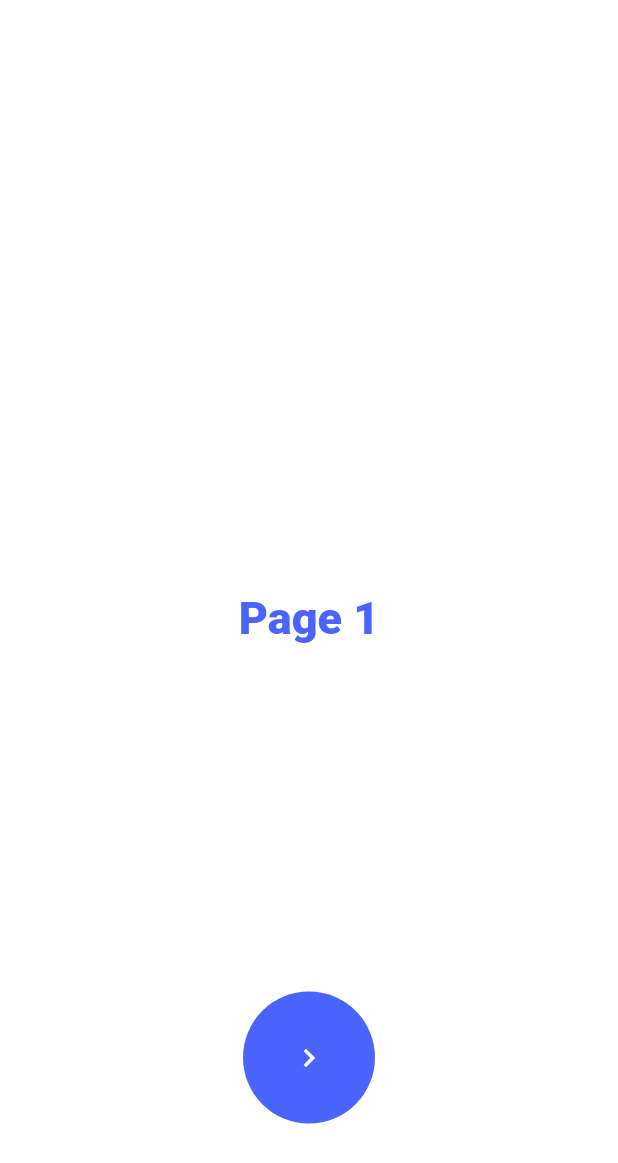
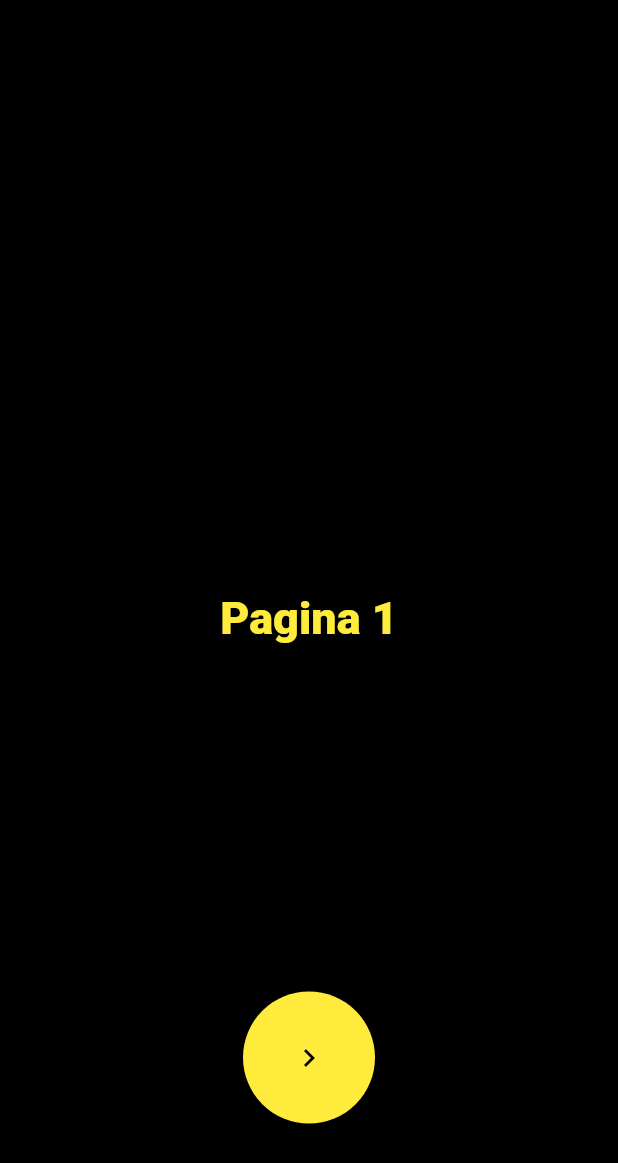
Before and after one commit to VinniciusJesus/animated_circle_transition, a Flutter app: the screen it shows after launch, on a phone screen of 412 x 824 dp. Shown: the top 1163 px of the screen. Run offline on Flutter 3.47's test engine with Material 2 defaults, Android fonts, the phone set to English and light mode, and no system bars.

Commit message:
:lipstick: feat altera o padrao de cores

```diff
--- a/lib/ui/shared/globals.dart
+++ b/lib/ui/shared/globals.dart
@@ -1,9 +1,10 @@
 import 'dart:ui';
+
 import 'package:flutter/material.dart';
 
 class Global {
-  static const Color white = const Color(0xffffffff);
-  static const Color mediumBlue = const Color(0xff4A64FE);
+  static const Color white = Colors.black;
+  static const Color mediumBlue = Colors.yellow;
   static const List<Color> palette = [white, mediumBlue];
   static const double scale = 1;
   static const double radius = 88.0;
--- a/lib/ui/views/home_view.dart
+++ b/lib/ui/views/home_view.dart
@@ -130,7 +130,7 @@ class _HomeViewState extends State<HomeView> with TickerProviderStateMixin {
               itemBuilder: ((context, index) {
                 return Center(
                   child: Text(
-                    "Page ${index + 1}",
+                    "Pagina ${index + 1}",
                     style: TextStyle(
                       color: index % 2 == 0 ? Global.mediumBlue : Global.white,
                       fontSize: 30,
```
Also changed, not shown: 2 other files.
